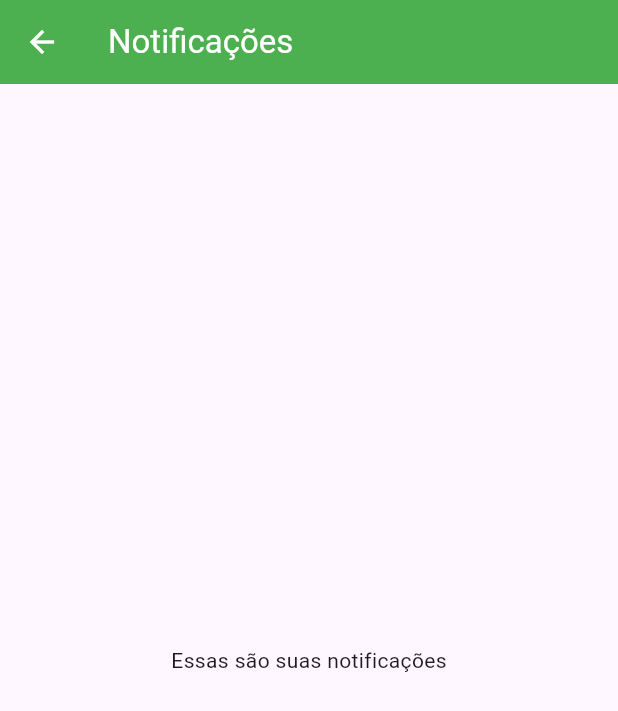
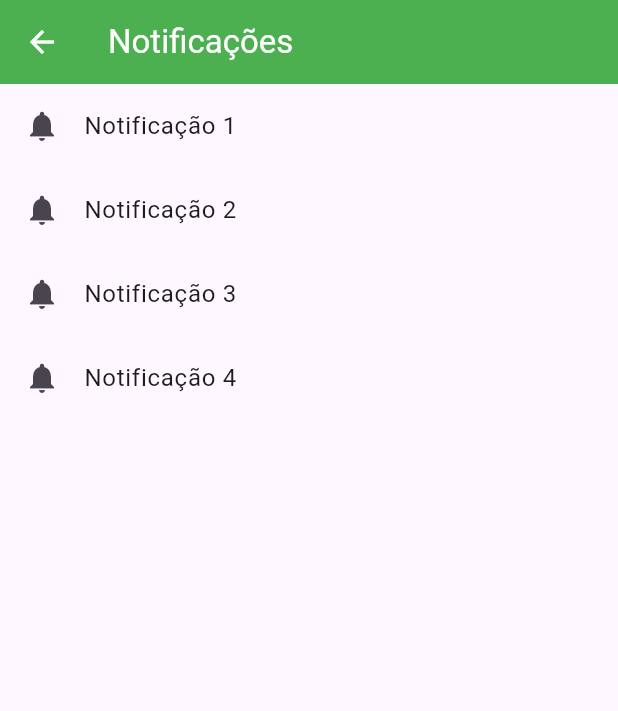
Before and after one commit to JonasHenriqueDev/TechCycle, a Flutter app: the screen it shows after launch, in the side drawer, after a tap on "Notificações", on a phone screen of 412 x 824 dp. Shown: the top 711 px of the screen. Run offline on Flutter 3.47's test engine with Material 3 defaults, Android fonts, the phone set to English and light mode, and no system bars; our stand-ins replace geolocator, google_maps_flutter; generated files the repository leaves out were written again; network calls fail.

Commit message:
feat: tela de notificações

```diff
--- a/lib/src/view/NotificationsPage.dart
+++ b/lib/src/view/NotificationsPage.dart
@@ -1,6 +1,13 @@
 import 'package:flutter/material.dart';
 
 class NotificationsPage extends StatelessWidget {
+  final List<String> notifications = [
+    'Notificação 1',
+    'Notificação 2',
+    'Notificação 3',
+    'Notificação 4',
+  ];
+
   @override
   Widget build(BuildContext context) {
     return Scaffold(
@@ -12,8 +19,22 @@ class NotificationsPage extends StatelessWidget {
         backgroundColor: Colors.green,
         iconTheme: IconThemeData(color: Colors.white),
       ),
-        body: const Center(
-          child: Text('Essas são suas notificações'),
-        ));
+      body: notifications.isEmpty
+          ? const Center(
+        child: Text('Nenhuma notificação disponível.'),
+      )
+          : ListView.builder(
+        itemCount: notifications.length,
+        itemBuilder: (context, index) {
+          return ListTile(
+            title: Text(notifications[index]),
+            leading: Icon(Icons.notifications),
+            onTap: () {
+              // Ação ao clicar na notificação
+            },
+          );
+        },
+      ),
+    );
   }
 }
```
Lines whose indentation alone changed are shown as unchanged.
